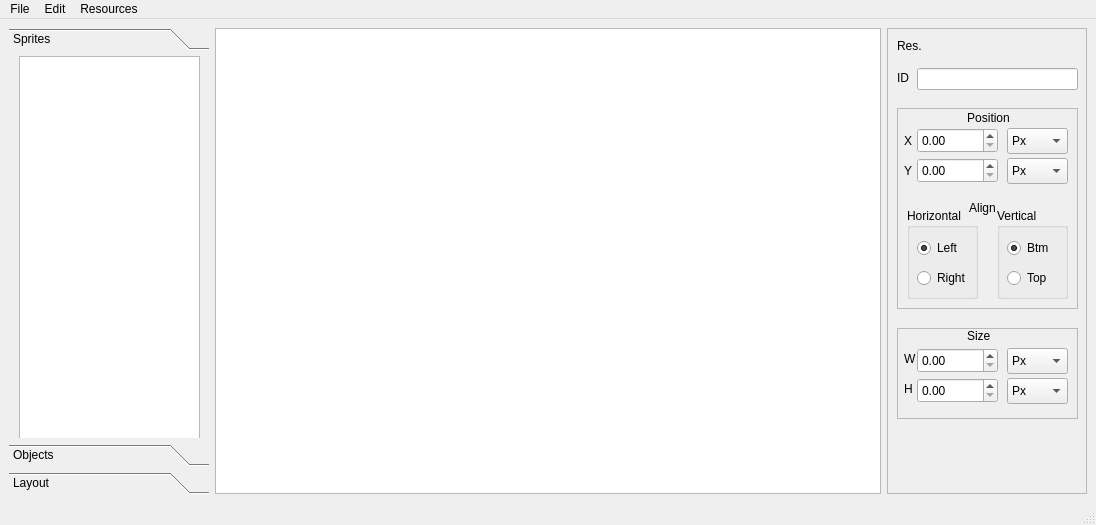
Before: the Qt Designer form designer.ui in Nepherhotep/terevaka-ui-builder, drawn with Qt 5.
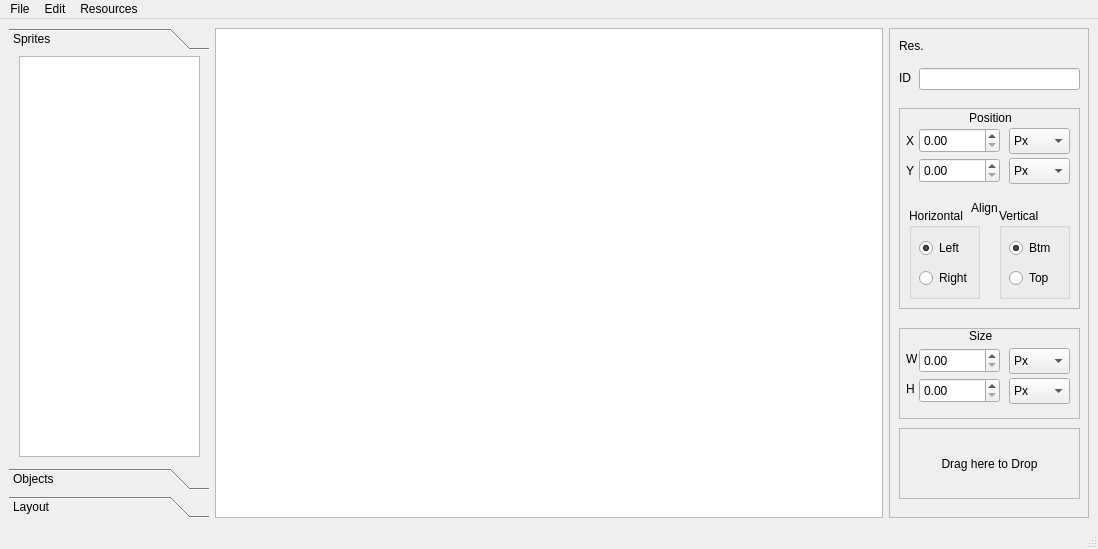
After: the same form once the commit is applied. Custom widgets are drawn as their Qt base class.

Commit message: Updated designer size

Patch:
```diff
--- a/designer.ui
+++ b/designer.ui
@@ -6,8 +6,8 @@
    <rect>
     <x>0</x>
     <y>0</y>
-    <width>1096</width>
-    <height>525</height>
+    <width>1098</width>
+    <height>549</height>
    </rect>
   </property>
   <property name="sizePolicy">
@@ -55,7 +55,7 @@
            <x>0</x>
            <y>0</y>
            <width>200</width>
-           <height>354</height>
+           <height>378</height>
           </rect>
          </property>
          <attribute name="label">
@@ -561,6 +561,38 @@
           <string/>
          </property>
         </widget>
+        <widget class="QFrame" name="dropPanel">
+         <property name="geometry">
+          <rect>
+           <x>10</x>
+           <y>400</y>
+           <width>181</width>
+           <height>71</height>
+          </rect>
+         </property>
+         <property name="frameShape">
+          <enum>QFrame::StyledPanel</enum>
+         </property>
+         <property name="frameShadow">
+          <enum>QFrame::Raised</enum>
+         </property>
+         <widget class="QLabel" name="label_10">
+          <property name="geometry">
+           <rect>
+            <x>10</x>
+            <y>25</y>
+            <width>161</width>
+            <height>21</height>
+           </rect>
+          </property>
+          <property name="text">
+           <string>Drag here to Drop</string>
+          </property>
+          <property name="alignment">
+           <set>Qt::AlignCenter</set>
+          </property>
+         </widget>
+        </widget>
        </widget>
       </item>
      </layout>
@@ -568,11 +600,14 @@
    </layout>
   </widget>
   <widget class="QMenuBar" name="menubar">
+   <property name="enabled">
+    <bool>true</bool>
+   </property>
    <property name="geometry">
     <rect>
      <x>0</x>
      <y>0</y>
-     <width>1096</width>
+     <width>1098</width>
      <height>22</height>
     </rect>
    </property>
@@ -592,6 +627,9 @@
     <addaction name="actionRedo"/>
    </widget>
    <widget class="QMenu" name="menuResources">
+    <property name="enabled">
+     <bool>true</bool>
+    </property>
     <property name="title">
      <string>Resources</string>
     </property>
```
Left out of the diff: 7 changed lines with no effect on the pictures. The commit also changes 1 other file.
